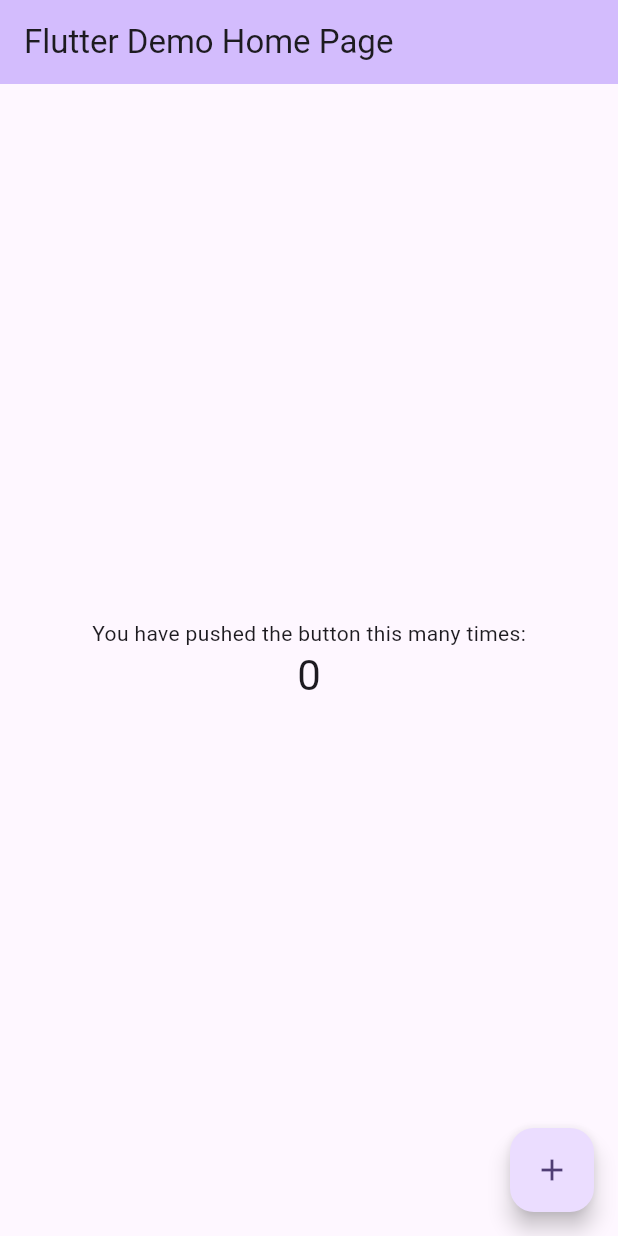
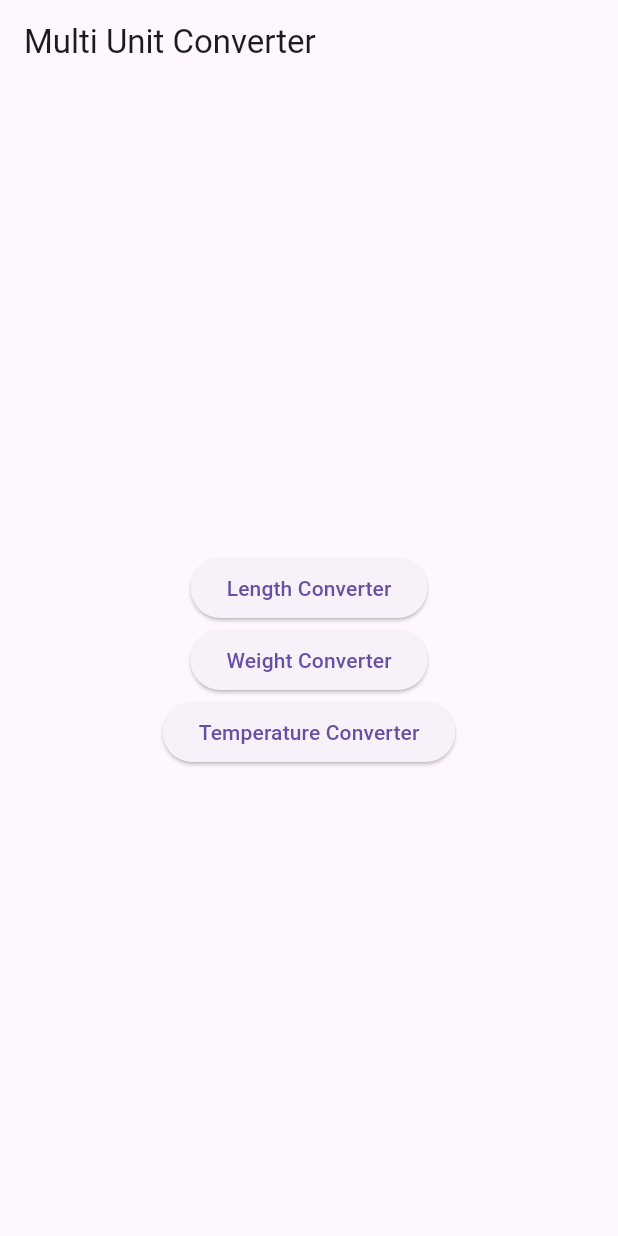
Before and after one commit to basselhariri/multiunit, a Flutter app: the screen it shows after launch, on a phone screen of 412 x 824 dp. Run offline on Flutter 3.47's test engine with Material 3 defaults, Android fonts, the phone set to English and light mode, and no system bars.

Commit message:
first commit

```diff
--- /dev/null
+++ b/lib/home.dart
@@ -0,0 +1,41 @@
+import 'package:flutter/material.dart';
+import 'length.dart';
+import 'weight.dart';
+import 'temperature.dart';
+
+class HomePage extends StatelessWidget {
+  @override
+  Widget build(BuildContext context) {
+    return Scaffold(
+      appBar: AppBar(title: Text("Multi Unit Converter")),
+      body: Center(
+        child: Column(
+          mainAxisAlignment: MainAxisAlignment.center,
+          children: [
+            ElevatedButton(
+              child: Text("Length Converter"),
+              onPressed: () {
+                Navigator.push(
+                    context, MaterialPageRoute(builder: (_) => LengthPage()));
+              },
+            ),
+            ElevatedButton(
+              child: Text("Weight Converter"),
+              onPressed: () {
+                Navigator.push(
+                    context, MaterialPageRoute(builder: (_) => WeightPage()));
+              },
+            ),
+            ElevatedButton(
+              child: Text("Temperature Converter"),
+              onPressed: () {
+                Navigator.push(
+                    context, MaterialPageRoute(builder: (_) => TempPage()));
+              },
+            ),
+          ],
+        ),
+      ),
+    );
+  }
+}
--- a/lib/main.dart
+++ b/lib/main.dart
@@ -1,122 +1,17 @@
 import 'package:flutter/material.dart';
+import 'package:flutter_application_2/home.dart';
+
 
 void main() {
-  runApp(const MyApp());
+  runApp(MyApp());
 }
 
 class MyApp extends StatelessWidget {
-  const MyApp({super.key});
-
-  // This widget is the root of your application.
   @override
   Widget build(BuildContext context) {
     return MaterialApp(
-      title: 'Flutter Demo',
-      theme: ThemeData(
-        // This is the theme of your application.
-        //
-        // TRY THIS: Try running your application with "flutter run". You'll see
-        // the application has a purple toolbar. Then, without quitting the app,
-        // try changing the seedColor in the colorScheme below to Colors.green
-        // and then invoke "hot reload" (save your changes or press the "hot
-        // reload" button in a Flutter-supported IDE, or press "r" if you used
-        // the command line to start the app).
-        //
-        // Notice that the counter didn't reset back to zero; the application
-        // state is not lost during the reload. To reset the state, use hot
-        // restart instead.
-        //
-        // This works for code too, not just values: Most code changes can be
-        // tested with just a hot reload.
-        colorScheme: ColorScheme.fromSeed(seedColor: Colors.deepPurple),
-      ),
-      home: const MyHomePage(title: 'Flutter Demo Home Page'),
+      debugShowCheckedModeBanner: false,
+      home: HomePage(),
     );
   }
 }
-
-class MyHomePage extends StatefulWidget {
-  const MyHomePage({super.key, required this.title});
-
-  // This widget is the home page of your application. It is stateful, meaning
-  // that it has a State object (defined below) that contains fields that affect
-  // how it looks.
-
-  // This class is the configuration for the state. It holds the values (in this
-  // case the title) provided by the parent (in this case the App widget) and
-  // used by the build method of the State. Fields in a Widget subclass are
-  // always marked "final".
-
-  final String title;
-
-  @override
-  State<MyHomePage> createState() => _MyHomePageState();
-}
-
-class _MyHomePageState extends State<MyHomePage> {
-  int _counter = 0;
-
-  void _incrementCounter() {
-    setState(() {
-      // This call to setState tells the Flutter framework that something has
-      // changed in this State, which causes it to rerun the build method below
-      // so that the display can reflect the updated values. If we changed
-      // _counter without calling setState(), then the build method would not be
-      // called again, and so nothing would appear to happen.
-      _counter++;
-    });
-  }
-
-  @override
-  Widget build(BuildContext context) {
-    // This method is rerun every time setState is called, for instance as done
-    // by the _incrementCounter method above.
-    //
-    // The Flutter framework has been optimized to make rerunning build methods
-    // fast, so that you can just rebuild anything that needs updating rather
-    // than having to individually change instances of widgets.
-    return Scaffold(
-      appBar: AppBar(
-        // TRY THIS: Try changing the color here to a specific color (to
-        // Colors.amber, perhaps?) and trigger a hot reload to see the AppBar
-        // change color while the other colors stay the same.
-        backgroundColor: Theme.of(context).colorScheme.inversePrimary,
-        // Here we take the value from the MyHomePage object that was created by
-        // the App.build method, and use it to set our appbar title.
-        title: Text(widget.title),
-      ),
-      body: Center(
-        // Center is a layout widget. It takes a single child and positions it
-        // in the middle of the parent.
-        child: Column(
-          // Column is also a layout widget. It takes a list of children and
-          // arranges them vertically. By default, it sizes itself to fit its
-          // children horizontally, and tries to be as tall as its parent.
-          //
-          // Column has various properties to control how it sizes itself and
-          // how it positions its children. Here we use mainAxisAlignment to
-          // center the children vertically; the main axis here is the vertical
-          // axis because Columns are vertical (the cross axis would be
-          // horizontal).
-          //
-          // TRY THIS: Invoke "debug painting" (choose the "Toggle Debug Paint"
-          // action in the IDE, or press "p" in the console), to see the
-          // wireframe for each widget.
-          mainAxisAlignment: MainAxisAlignment.center,
-          children: <Widget>[
-            const Text('You have pushed the button this many times:'),
-            Text(
-              '$_counter',
-              style: Theme.of(context).textTheme.headlineMedium,
-            ),
-          ],
-        ),
-      ),
-      floatingActionButton: FloatingActionButton(
-        onPressed: _incrementCounter,
-        tooltip: 'Increment',
-        child: const Icon(Icons.add),
-      ), // This trailing comma makes auto-formatting nicer for build methods.
-    );
-  }
-}
```
Also changed, not shown: lib/Weight.dart (added, +44 -0 lines), lib/length.dart (added, +74 -0 lines), lib/temperature.dart (added, +69 -0 lines), 1 other file.
